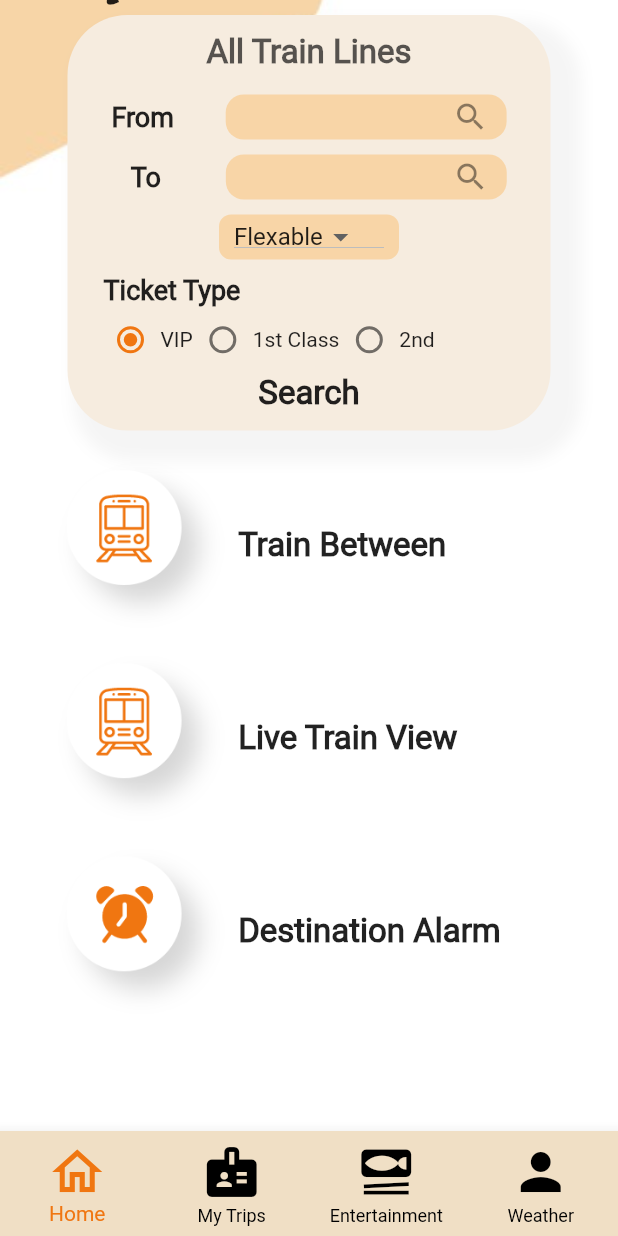
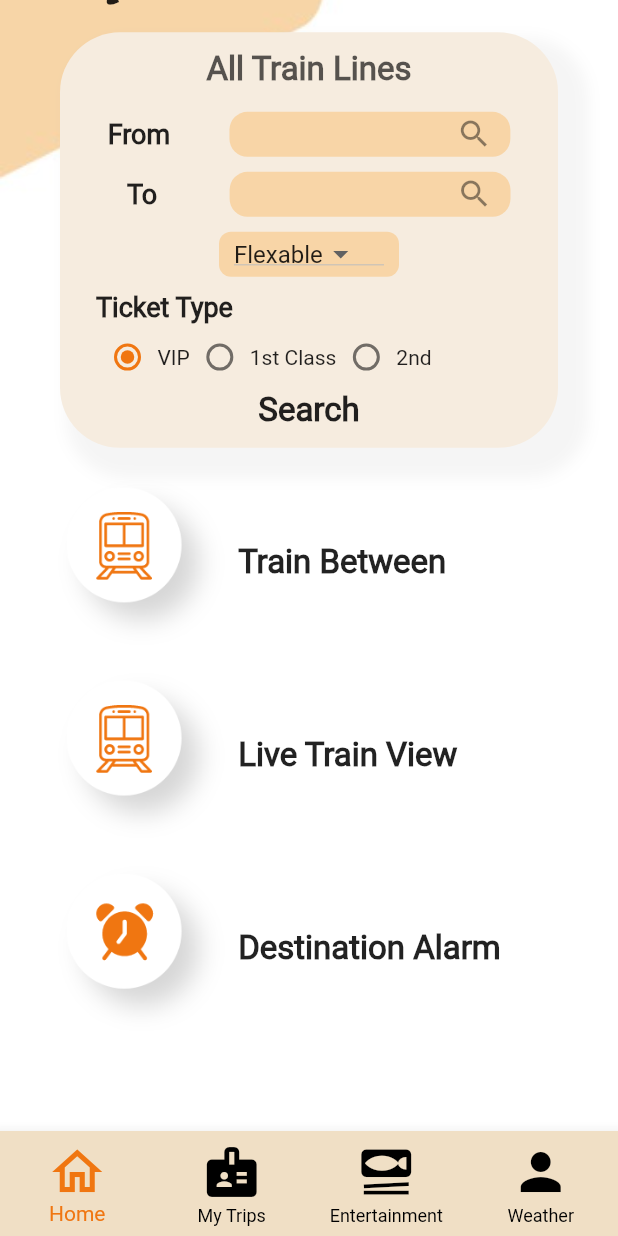
Before and after one commit to AbdallahBadawy/egypt_rails, a Flutter app: the screen it shows after launch, scrolled down 70 dp, on a phone screen of 412 x 824 dp. Run offline on Flutter 3.47's test engine with Material 2 defaults, Android fonts, the phone set to English and light mode, and no system bars; our stand-ins replace google_maps_flutter, share; missing offline and left inert: dart:ffi.

Commit message:
بجرب بس ياشباب

```diff
--- a/lib/Bottom_BarScreens/HomeScreen/home_Widgets.dart
+++ b/lib/Bottom_BarScreens/HomeScreen/home_Widgets.dart
@@ -91,9 +91,9 @@ Widget trainLines(
     {BuildContext context, Function onChanged, Function dropButtonOnChanged}) {
   return Column(
     children: [
-      SizedBox(height: 80),
+      SizedBox(height: MediaQuery.of(context).size.height / 9),
       Container(
-        width: MediaQuery.of(context).size.width - 90,
+        width: MediaQuery.of(context).size.width - 80,
         padding: EdgeInsets.all(12),
         decoration: BoxDecoration(
             color: Color(getColorHexFromStr('#F6ECDF')),
--- a/lib/Drawer/Home_Drawer.dart
+++ b/lib/Drawer/Home_Drawer.dart
@@ -17,7 +17,7 @@ Widget _titleCard(
         children: [
           Icon(
             icon,
-            size: MediaQuery.of(context).size.width / 8.5,
+            size: MediaQuery.of(context).size.width / 9,
             color: Color(getColorHexFromStr('#F07611')),
           ),
           SizedBox(width: 20),
--- a/lib/NotificationsButton.dart
+++ b/lib/NotificationsButton.dart
@@ -8,7 +8,7 @@ Widget notificationsButton(BuildContext context) {
     child: IconButton(
         icon: Icon(
           Icons.notifications,
-          size: MediaQuery.of(context).size.width / 7.4,
+          size: MediaQuery.of(context).size.width / 7.8,
           color: Theme.of(context).primaryColor,
         ),
         onPressed: () {
```
